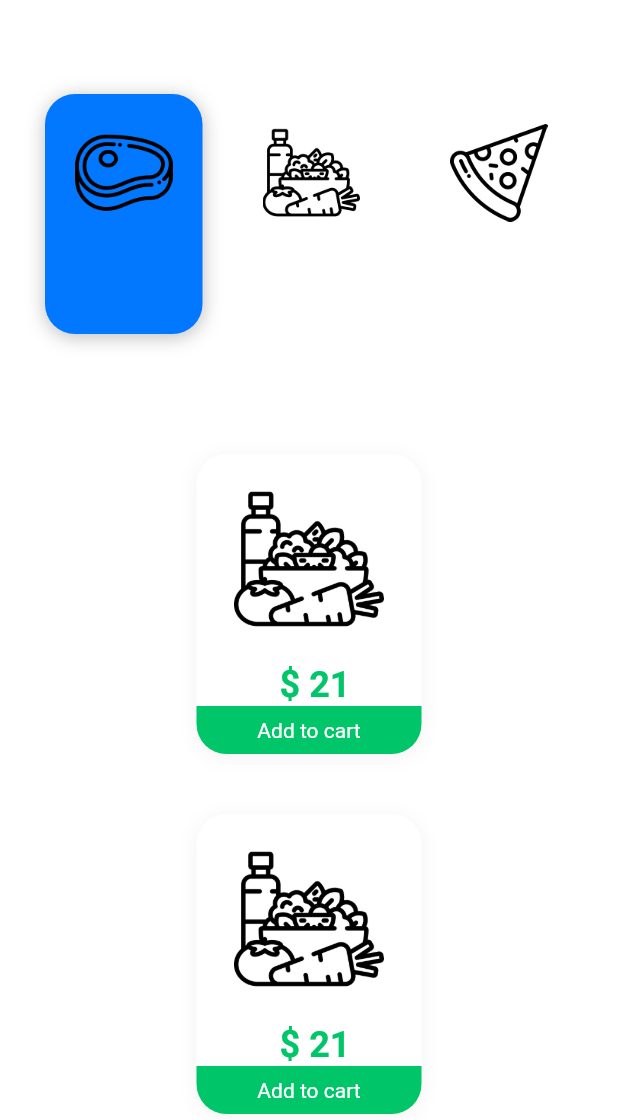
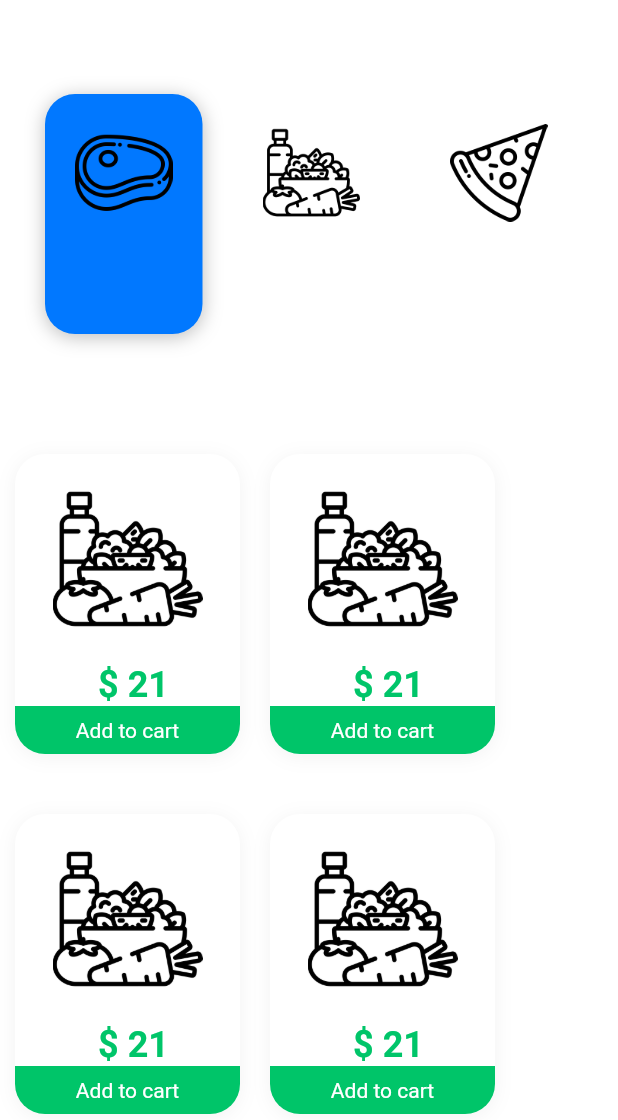
Before and after one commit to ammarbakheit/flutter-grocery-app, a Flutter app: the MainPage screen opened directly, on a phone screen of 412 x 824 dp, the part 116-1236 px from its top. Run offline on Flutter 3.47's test engine with Material 2 defaults, Android fonts, the phone set to English and light mode, and no system bars; our stand-ins replace equatable, introduction_screen, splashscreen.

Commit message:
projects pictures

```diff
--- a/lib/main.dart
+++ b/lib/main.dart
@@ -4,6 +4,7 @@ import 'package:flutter_shop_app/screens/home_page.dart';
 import 'package:flutter_shop_app/screens/intro_screen.dart';
 import 'package:flutter_shop_app/screens/main_page.dart';
 import 'package:flutter_shop_app/screens/products.dart';
+import 'package:flutter_shop_app/screens/sidebar.dart';
 
 void main() => runApp(MyApp());
 
@@ -18,6 +19,7 @@ class MyApp extends StatelessWidget {
         "/intro": (BuildContext context) => IntroScreen(),
         "/": (BuildContext context) => MainPage(),
         "/products": (BuildContext context) => Products(),
+        "/sidebar": (BuildContext context) => SideBar(),
       },
     );
   }
--- a/lib/screens/home_page.dart
+++ b/lib/screens/home_page.dart
@@ -1,23 +1,14 @@
 import 'package:flutter/material.dart';
 import 'package:flutter_shop_app/widgets/item.dart';
 import '../utils/colors.dart';
+import '../utils/food.dart';
 
 class HomePage extends StatefulWidget {
-
   @override
   _HomePageState createState() => _HomePageState();
 }
 
 class _HomePageState extends State<HomePage> {
-
-  Map categories = {
-    1: "assets/meat.png",
-    2: "assets/food.png",
-    3: "assets/pizza.png",
-    4: "assets/fruit.png",
-    5: "assets/fish.png",
-  };
-
   int _selectedCategoryItem = 0;
 
   Widget _buildTopCards(
@@ -30,7 +21,23 @@ class _HomePageState extends State<HomePage> {
           _selectedCategoryItem = index;
         });
 
-        Navigator.of(context).pushNamed("/products");
+        Navigator.of(context)
+            .push(MaterialPageRoute<void>(builder: (BuildContext context) {
+          return Scaffold(
+            appBar: AppBar(),
+            body: Center(
+              child: Container(
+                child: Hero(
+                  tag: title,
+                  child:Image.asset(
+                      title,
+                      scale: 0.5,
+                    ),
+                ),
+              ),
+            ),
+          );
+        }));
       },
       child: Container(
         margin: EdgeInsets.symmetric(horizontal: 10, vertical: 20),
@@ -57,9 +64,12 @@ class _HomePageState extends State<HomePage> {
                 mainAxisAlignment: MainAxisAlignment.end,
                 crossAxisAlignment: CrossAxisAlignment.start,
                 children: <Widget>[
-                  Image.asset(
+                  Hero(
+                    tag: title,
+                    child: Image.asset(
                       title,
                       scale: 0.5,
+                    ),
                   ),
                 ],
               ),
@@ -85,7 +95,15 @@ class _HomePageState extends State<HomePage> {
               Container(
                 height: 40.0,
                 width: 40.0,
-                  child: Icon(Icons.menu, color: blueColor,),
+                child: GestureDetector(
+                  child: Icon(
+                    Icons.menu,
+                    color: blueColor,
+                  ),
+                  onTap: () {
+                    Navigator.of(context).pushNamed("/sidebar");
+                  },
+                ),
                 decoration: BoxDecoration(
                   borderRadius: BorderRadius.circular(10.0),
                 ),
@@ -96,7 +114,9 @@ class _HomePageState extends State<HomePage> {
                   child: Text(
                     "Grocery App",
                     style: TextStyle(
-                          fontSize: 30.0, fontWeight: FontWeight.bold, color: blueColor),
+                        fontSize: 30.0,
+                        fontWeight: FontWeight.bold,
+                        color: blueColor),
                   ),
                 ),
               ),
@@ -130,10 +150,18 @@ class _HomePageState extends State<HomePage> {
         ),
         Column(
           children: <Widget>[
+            Row(
+              children: <Widget>[
                 Item(),
                 Item(),
+              ],
+            ),
+            Row(
+              children: <Widget>[
                 Item(),
                 Item(),
+              ],
+            ),
           ],
         )
       ],
--- a/lib/screens/main_page.dart
+++ b/lib/screens/main_page.dart
@@ -13,12 +13,7 @@ class _MainPageState extends State<MainPage> {
   Widget build(BuildContext context) {
     return Scaffold(
       backgroundColor: whiteColor,
-      body: Stack(
-        children: <Widget>[
-          HomePage(),
-          // SideBar()
-        ],
-       )
+      body:  HomePage()
     );
   }
 }
--- /dev/null
+++ b/lib/utils/food.dart
@@ -0,0 +1,7 @@
+Map categories = {
+    1: "assets/meat.png",
+    2: "assets/food.png",
+    3: "assets/pizza.png",
+    4: "assets/fruit.png",
+    5: "assets/fish.png",
+  };
--- a/lib/widgets/item.dart
+++ b/lib/widgets/item.dart
@@ -3,7 +3,11 @@ import '../utils/colors.dart';
 class Item extends StatelessWidget {
   @override
   Widget build(BuildContext context) {
-    return Column(
+    return GestureDetector(
+      onTap: () {
+        Navigator.of(context).pushNamed("/sidebar");
+      },
+          child: Column(
               children: <Widget>[
                 Container(
                   margin: EdgeInsets.symmetric(horizontal: 10, vertical: 20),
@@ -68,6 +72,7 @@ class Item extends StatelessWidget {
                   ),
                 ),
               ],
+            ),
     );
   }
 }
```
Also changed, not shown: lib/screens/product.dart (added, +20 -0 lines), lib/screens/products.dart (+13 -5 lines), lib/screens/sidebar.dart (+24 -8 lines), images/1.png (added), images/2.png (added), images/3.png (added). Lines whose indentation alone changed are shown as unchanged.
